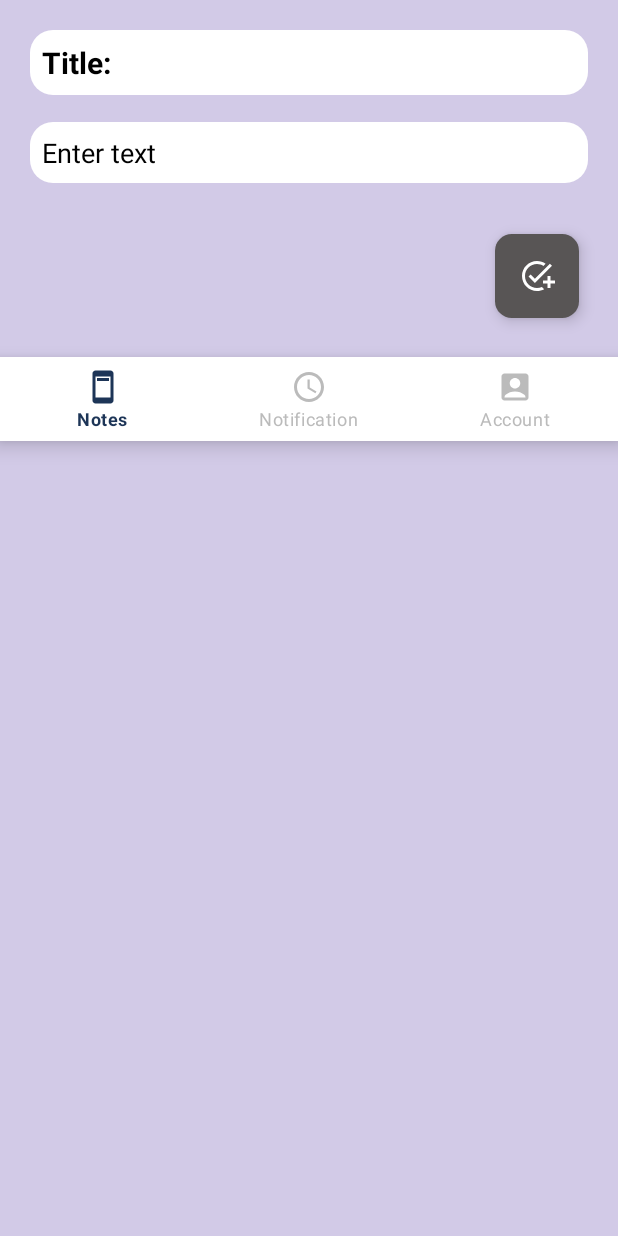
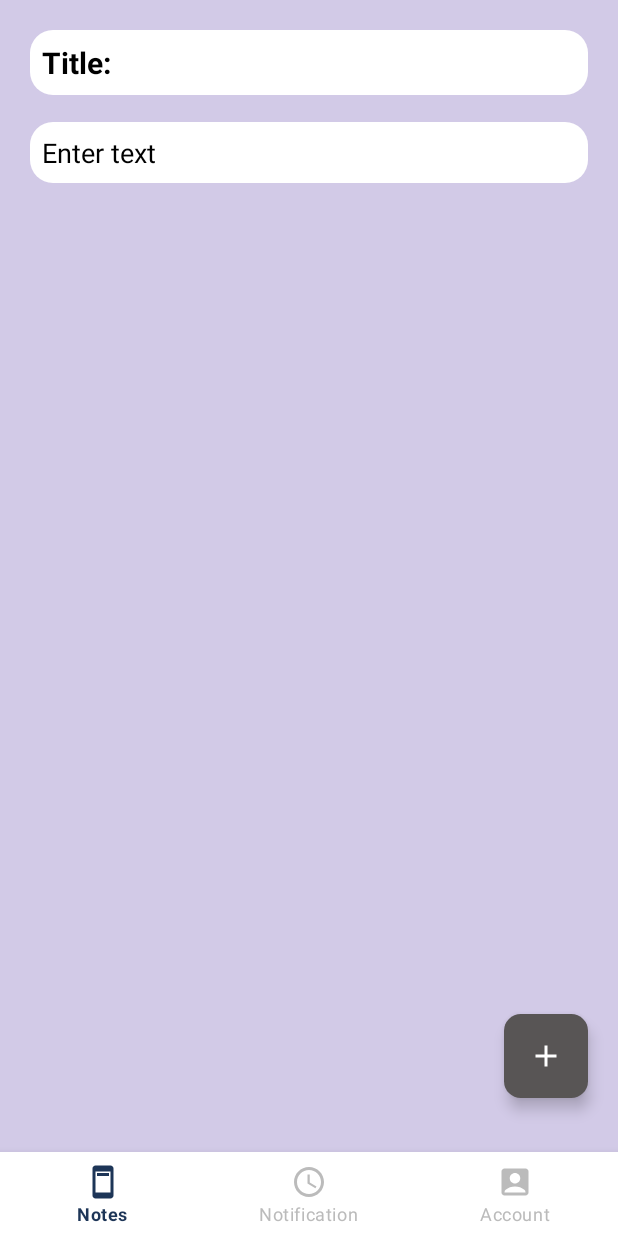
Before and after one commit to PurplePrrince/MobileNotes, an Android app: the NotesTakerActivity screen opened directly, with no data from a screen before it, on a phone screen of 412 x 824 dp. Run offline under Robolectric (Android 15) with nearby library versions, the phone set to English and light mode, and no system bars; our stand-ins replace Room's generated code.

Commit message:
Changed avtivity_notes_taker.xlm

```diff
--- a/app/src/main/res/layout/activity_notes_taker.xml
+++ b/app/src/main/res/layout/activity_notes_taker.xml
@@ -1,14 +1,15 @@
 <?xml version="1.0" encoding="utf-8"?>
-<LinearLayout xmlns:android="http://schemas.android.com/apk/res/android"
+<RelativeLayout
+    xmlns:android="http://schemas.android.com/apk/res/android"
     xmlns:app="http://schemas.android.com/apk/res-auto"
     xmlns:tools="http://schemas.android.com/tools"
     android:layout_width="match_parent"
     android:layout_height="match_parent"
-    android:background="@color/MainColor"
     android:orientation="vertical"
+    tools:context=".NotesTakerActivity"
     app:title="@string/app_name"
     app:titleTextColor="@color/white"
-    tools:context=".NotesTakerActivity">
+    android:background="@color/MainColor">
 
     <EditText
         android:id="@+id/editText_title"
@@ -36,6 +37,7 @@
         android:layout_marginTop="10dp"
         android:layout_marginEnd="20dp"
         android:layout_marginBottom="8dp"
+        android:layout_below="@id/editText_title"
         android:background="@drawable/bg_white_rounded"
         android:hint="@string/enter_text"
         android:padding="8dp"
@@ -48,25 +50,25 @@
 
     <com.google.android.material.floatingactionbutton.FloatingActionButton
         android:id="@+id/fab_save"
-        android:layout_width="136dp"
+        android:layout_width="wrap_content"
         android:layout_height="wrap_content"
-        android:layout_gravity="end"
+        android:layout_alignParentEnd="true"
+        android:layout_alignParentBottom="true"
         android:layout_marginStart="26dp"
         android:layout_marginTop="26dp"
-        android:layout_marginEnd="26dp"
-        android:layout_marginBottom="26dp"
+        android:layout_marginEnd="20dp"
+        android:layout_marginBottom="92dp"
         android:backgroundTint="@color/ButtonColor"
-        android:baselineAligned="false"
-        android:src="@drawable/ic_save"
-        app:borderWidth="0dp" />
-
+        android:src="@drawable/id_plus_icon"
+        app:borderWidth="0dp"
+        app:fabSize="normal"/>
     <com.google.android.material.bottomnavigation.BottomNavigationView
-        android:id="@+id/bottom_navigation"
         android:layout_width="match_parent"
         android:layout_height="wrap_content"
+        android:id="@+id/bottom_navigation"
+        app:menu="@menu/menu_navigation"
+        app:itemTextColor="@drawable/selector"
         app:itemIconTint="@drawable/selector"
-        app:itemTextColor="@drawable/selector"
-        app:menu="@menu/menu_navigation"
+        android:layout_alignParentBottom="true"
         tools:ignore="MissingConstraints"/>
-
-</LinearLayout>
+</RelativeLayout>
```
